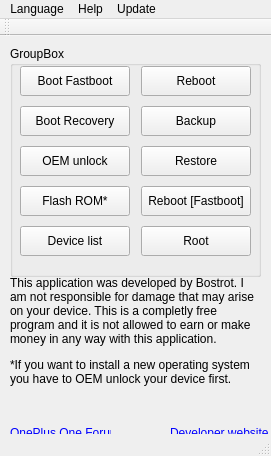
Above: mainwindow.ui from rarog/OPOT-SOURCE-QT before the change. Below: the same form after it.
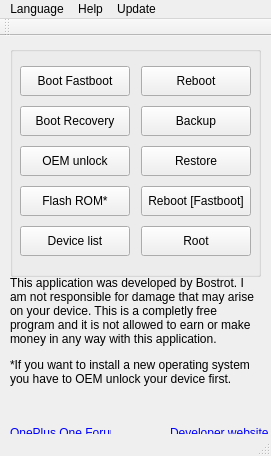
That is the form after the change.

Commit message: Don't show the "GroupBox" label.

What changed in the file:
```diff
--- a/mainwindow.ui
+++ b/mainwindow.ui
@@ -24,7 +24,7 @@
      </rect>
     </property>
     <property name="title">
-     <string>GroupBox</string>
+     <string/>
     </property>
     <widget class="QPushButton" name="fastboot">
      <property name="geometry">
```
